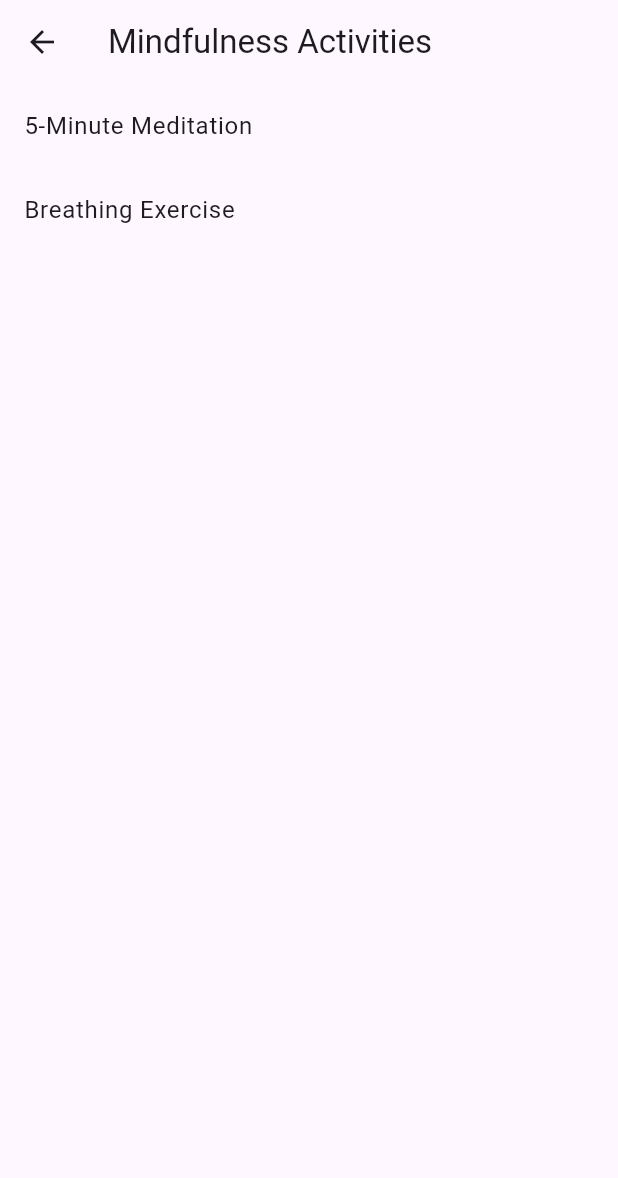
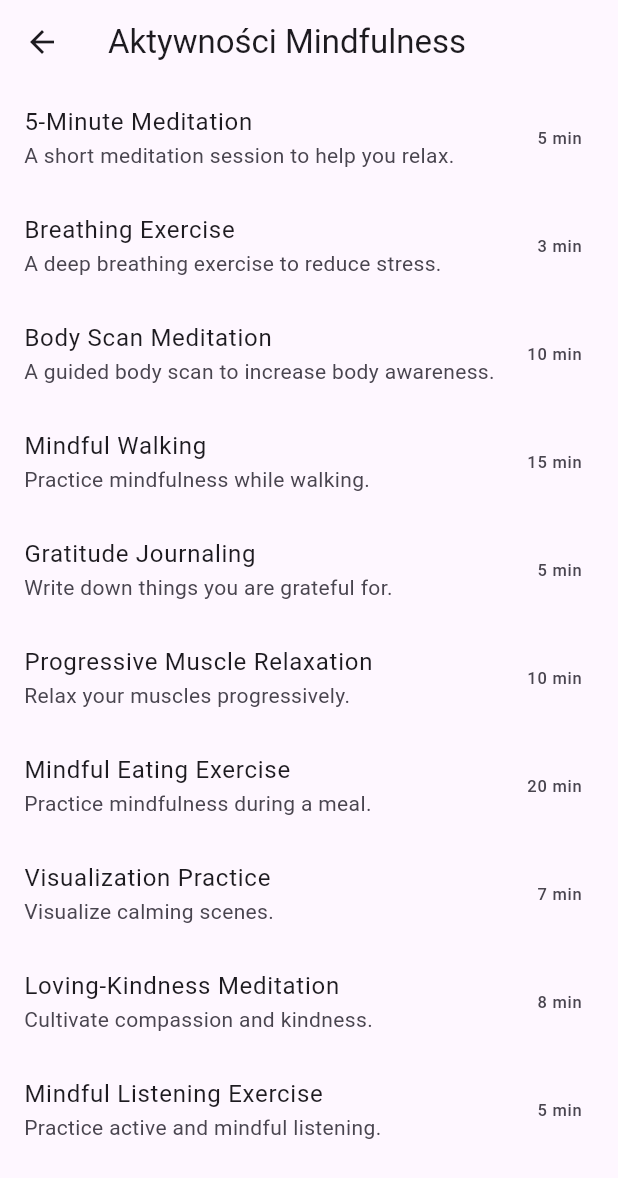
Before and after one commit to PawelG1/wellness_quest, a Flutter app: the MindfulnessScreen screen opened by its route, on a phone screen of 412 x 824 dp. Shown: the top 1178 px of the screen. Run offline on Flutter 3.47's test engine with Material 3 defaults, Android fonts, the phone set to English and light mode, and no system bars; our stand-ins replace shared_preferences; accounts and stored records are empty.

Commit message:
updated ui

```diff
--- /dev/null
+++ b/lib/models/mindfulness_activity.dart
@@ -0,0 +1,15 @@
+// File: lib/models/mindfulness_activity.dart
+
+class MindfulnessActivity {
+  final String title;
+  final String description;
+  final int duration; // in minutes
+  final int points;
+
+  MindfulnessActivity({
+    required this.title,
+    required this.description,
+    required this.duration,
+    required this.points,
+  });
+}
--- a/lib/screens/mindfulness_screen.dart
+++ b/lib/screens/mindfulness_screen.dart
@@ -1,37 +1,40 @@
 // File: lib/screens/mindfulness_screen.dart
 
 import 'package:flutter/material.dart';
-import 'package:wellness_quest/widgets/meditation_session.dart';
+import 'package:wellness_quest/models/mindfulness_activity.dart';
+import 'package:wellness_quest/services/mindfulness_service.dart';
+import 'package:wellness_quest/screens/mindfulness_activity_screen.dart';
 
 class MindfulnessScreen extends StatelessWidget {
+  final List<MindfulnessActivity> activities =
+      MindfulnessService().getMindfulnessActivities();
+
   @override
   Widget build(BuildContext context) {
-    // List of mindfulness activities
     return Scaffold(
       appBar: AppBar(
-        title: Text('Mindfulness Activities'),
+        title: Text('Aktywności Mindfulness'),
       ),
-      body: ListView(
-        children: [
-          ListTile(
-            title: Text('5-Minute Meditation'),
+      body: ListView.builder(
+        itemCount: activities.length,
+        itemBuilder: (context, index) {
+          MindfulnessActivity activity = activities[index];
+          return ListTile(
+            title: Text(activity.title),
+            subtitle: Text(activity.description),
+            trailing: Text('${activity.duration} min'),
             onTap: () {
               Navigator.push(
                 context,
                 MaterialPageRoute(
-                  builder: (context) => MeditationSession(duration: 5),
+                  builder: (context) => MindfulnessActivityScreen(
+                    activity: activity,
+                  ),
                 ),
               );
             },
-          ),
-          ListTile(
-            title: Text('Breathing Exercise'),
-            onTap: () {
-              // Navigate to breathing exercise screen
-            },
-          ),
-          // Add more activities
-        ],
+          );
+        },
       ),
     );
   }
--- a/lib/services/mindfulness_service.dart
+++ b/lib/services/mindfulness_service.dart
@@ -1,11 +1,70 @@
 // File: lib/services/mindfulness_service.dart
 
+import '../models/mindfulness_activity.dart';
+
 class MindfulnessService {
-  List<String> getQuickExercises() {
+  List<MindfulnessActivity> getMindfulnessActivities() {
     return [
-      '3-Minute Breathing Exercise',
-      'Desk Stretch Routine',
-      'Mindful Observation Exercise',
+      MindfulnessActivity(
+        title: '5-Minute Meditation',
+        description: 'A short meditation session to help you relax.',
+        duration: 5,
+        points: 10,
+      ),
+      MindfulnessActivity(
+        title: 'Breathing Exercise',
+        description: 'A deep breathing exercise to reduce stress.',
+        duration: 3,
+        points: 5,
+      ),
+      MindfulnessActivity(
+        title: 'Body Scan Meditation',
+        description: 'A guided body scan to increase body awareness.',
+        duration: 10,
+        points: 15,
+      ),
+      MindfulnessActivity(
+        title: 'Mindful Walking',
+        description: 'Practice mindfulness while walking.',
+        duration: 15,
+        points: 20,
+      ),
+      MindfulnessActivity(
+        title: 'Gratitude Journaling',
+        description: 'Write down things you are grateful for.',
+        duration: 5,
+        points: 10,
+      ),
+      MindfulnessActivity(
+        title: 'Progressive Muscle Relaxation',
+        description: 'Relax your muscles progressively.',
+        duration: 10,
+        points: 15,
+      ),
+      MindfulnessActivity(
+        title: 'Mindful Eating Exercise',
+        description: 'Practice mindfulness during a meal.',
+        duration: 20,
+        points: 25,
+      ),
+      MindfulnessActivity(
+        title: 'Visualization Practice',
+        description: 'Visualize calming scenes.',
+        duration: 7,
+        points: 12,
+      ),
+      MindfulnessActivity(
+        title: 'Loving-Kindness Meditation',
+        description: 'Cultivate compassion and kindness.',
+        duration: 8,
+        points: 15,
+      ),
+      MindfulnessActivity(
+        title: 'Mindful Listening Exercise',
+        description: 'Practice active and mindful listening.',
+        duration: 5,
+        points: 10,
+      ),
     ];
   }
 }
--- a/lib/widgets/progress_bar.dart
+++ b/lib/widgets/progress_bar.dart
@@ -13,12 +13,14 @@ class ProgressBar extends StatelessWidget {
 
   @override
   Widget build(BuildContext context) {
+    double progress = (value % 100) / 100;
     return Column(
+      crossAxisAlignment: CrossAxisAlignment.start,
       children: [
-        Text('$label: $value Points'),
+        Text('$label: $value Punktów'),
         SizedBox(height: 5),
         LinearProgressIndicator(
-          value: (value % 100) / 100,
+          value: progress,
         ),
         SizedBox(height: 20),
       ],
```
Also changed, not shown: lib/main.dart (+15 -2 lines), lib/providers/user_provider.dart (+10 -0 lines), lib/screens/home_screen.dart (+22 -4 lines), lib/screens/mindfulness_activity_screen.dart (added, +62 -0 lines), lib/screens/onboarding_screen.dart (+11 -87 lines), lib/screens/progress_dashboard.dart (+4 -4 lines), lib/screens/user_info_screen.dart (added, +105 -0 lines), 1 other file.
